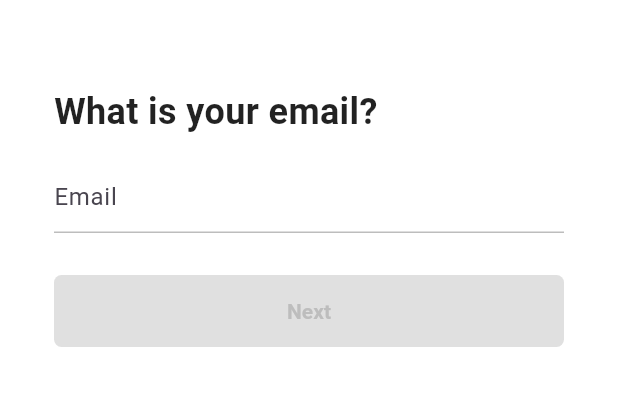
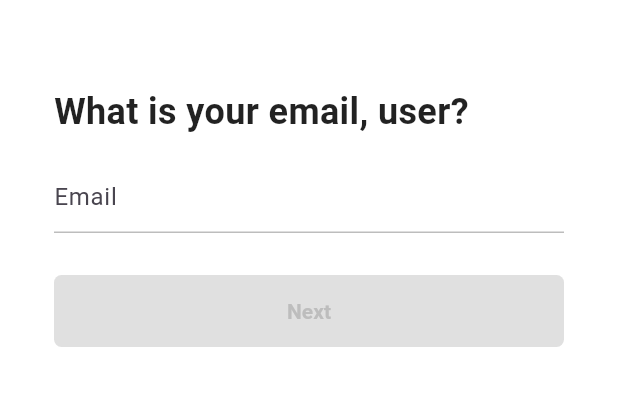
Before and after one commit to bam-e22/tiktok_clone, a Flutter app: the EmailScreen screen opened by its route, on a phone screen of 412 x 824 dp, the part 58-464 px from its top. Run offline on Flutter 3.47's test engine with Material 2 defaults, Android fonts, the phone set to English and light mode, and no system bars; our stand-ins replace font_awesome_flutter, go_router, video_player, visibility_detector.

Commit message:
GoRouter - extra

```diff
--- a/lib/features/authentication/email_screen.dart
+++ b/lib/features/authentication/email_screen.dart
@@ -11,8 +11,11 @@ class EmailScreenArgs {
 }
 
 class EmailScreen extends StatefulWidget {
+  final String username;
+
   const EmailScreen({
     Key? key,
+    required this.username,
   }) : super(key: key);
 
   @override
@@ -64,8 +67,8 @@ class _EmailScreenState extends State<EmailScreen> {
 
   @override
   Widget build(BuildContext context) {
-    final args = ModalRoute.of(context)?.settings.arguments as EmailScreenArgs?;
-    print("username= ${args?.username}");
+    //final args = ModalRoute.of(context)?.settings.arguments as EmailScreenArgs?;
+    print("username= ${widget.username}");
     return GestureDetector(
       onTap: () => _onScaffoldTap(context),
       child: Scaffold(
@@ -83,7 +86,7 @@ class _EmailScreenState extends State<EmailScreen> {
             children: [
               Gaps.v40,
               Text(
-                "What is your email${args?.username != null ? ', ${args?.username}' : ''}?",
+                "What is your email, ${widget.username}?",
                 style: const TextStyle(
                   fontSize: Sizes.size24,
                   fontWeight: FontWeight.w700,
--- a/lib/features/authentication/username_screen.dart
+++ b/lib/features/authentication/username_screen.dart
@@ -2,6 +2,7 @@ import 'package:flutter/material.dart';
 import 'package:go_router/go_router.dart';
 import 'package:tiktok_clone/constants/gaps.dart';
 import 'package:tiktok_clone/constants/sizes.dart';
+import 'package:tiktok_clone/features/authentication/email_screen.dart';
 import 'package:tiktok_clone/features/authentication/widgets/form_button.dart';
 import 'package:tiktok_clone/router.dart';
 
@@ -35,6 +36,7 @@ class _UsernameScreenState extends State<UsernameScreen> {
   void _onNextTap(BuildContext context) {
     context.push(
       Routes.EmailScreen,
+      extra: EmailScreenArgs(username: _username),
     );
   }
 
--- a/lib/router.dart
+++ b/lib/router.dart
@@ -4,6 +4,7 @@ import 'package:tiktok_clone/features/authentication/sign_up_screen.dart';
 import 'package:tiktok_clone/features/authentication/username_screen.dart';
 
 import 'features/authentication/email_screen.dart';
+import 'features/users/user_profile_screen.dart';
 
 class Routes {
   static const String SignUpScreen = "/";
@@ -28,7 +29,20 @@ final router = GoRouter(
     ),
     GoRoute(
       path: Routes.EmailScreen,
-      builder: (context, state) => EmailScreen(),
+      builder: (context, state) {
+        var args = state.extra as EmailScreenArgs?;
+        print("args= $args");
+        return EmailScreen(
+          username: args?.username ?? "user",
+        );
+      },
     ),
+    GoRoute(
+      path: "/users/:username",
+      builder: (context, state) {
+        print("state.params= ${state.queryParameters}");
+        return UserProfileScreen();
+      },
+    )
   ],
 );
```
